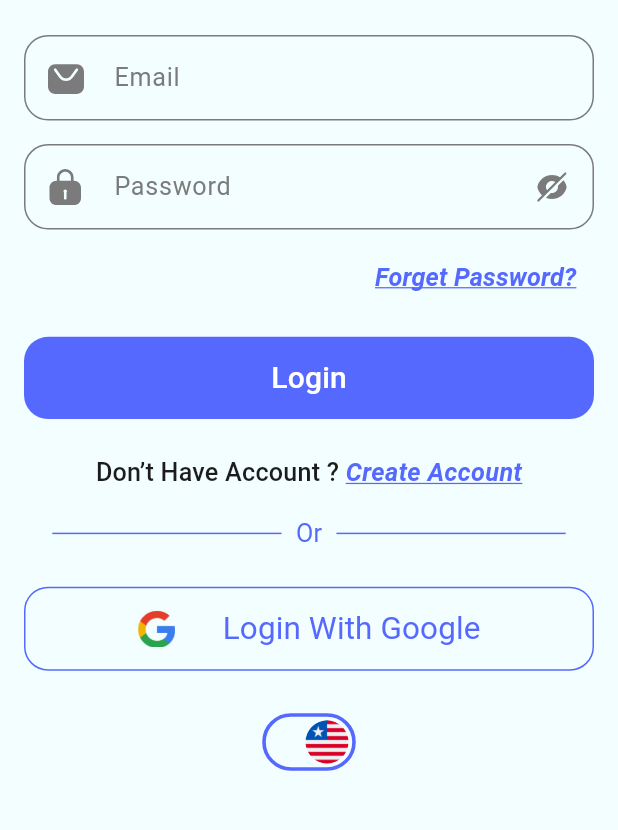
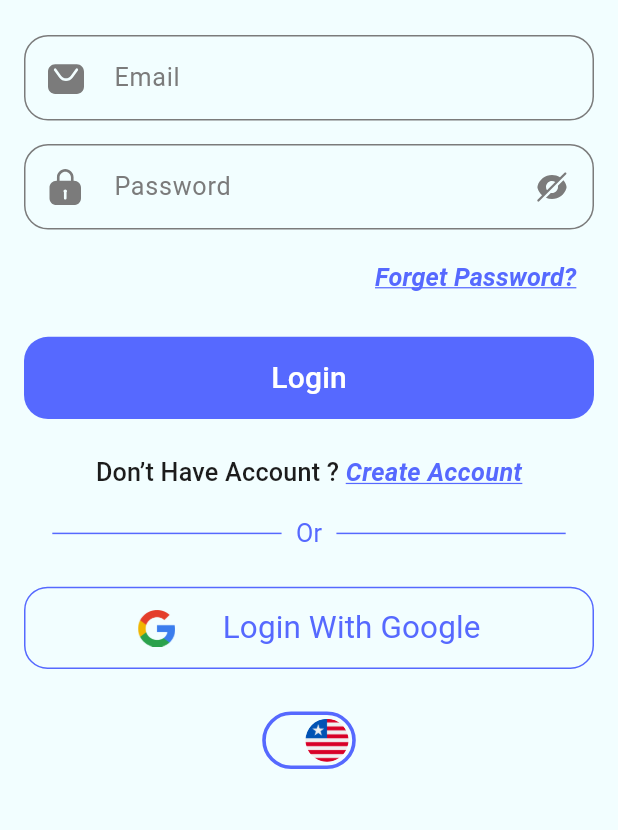
Before and after one commit to drasayed/evently, a Flutter app: the LogInScreen screen opened by its route, on a phone screen of 412 x 824 dp, the part 287-1117 px from its top. Run offline on Flutter 3.47's test engine with Material 3 defaults, Android fonts, the phone set to English and light mode, and no system bars; our stand-ins replace flutter_screenutil, flutter_svg, vector_graphics.

```diff
--- a/lib/common/widget/custom_outlined_button.dart
+++ b/lib/common/widget/custom_outlined_button.dart
@@ -1,4 +1,5 @@
 import 'package:flutter/material.dart';
+import 'package:flutter_screenutil/flutter_screenutil.dart';
 
 import '../theme/app_colors.dart';
 
@@ -6,15 +7,19 @@ class CustomOutlinedButton extends StatelessWidget {
   final void Function()? onPressed;
   final Widget? child;
 
-  const CustomOutlinedButton({super.key, this.onPressed,this.child});
+  const CustomOutlinedButton({super.key, this.onPressed, this.child});
 
   @override
   Widget build(BuildContext context) {
-    return SizedBox(height: 56,
+    return SizedBox(
+      height: 56.h,
       child: OutlinedButton(
         onPressed: onPressed,
         style: OutlinedButton.styleFrom(
-          side:BorderSide(color: AppColors.mainColor),shape:RoundedRectangleBorder(borderRadius: BorderRadiusGeometry.circular(16))
+          side: BorderSide(color: AppColors.mainColor),
+          shape: RoundedRectangleBorder(
+            borderRadius: BorderRadiusGeometry.circular(16.r),
+          ),
         ),
         child: child,
       ),
--- a/lib/common/widget/events_card.dart
+++ b/lib/common/widget/events_card.dart
@@ -24,7 +24,7 @@ class EventsCard extends StatelessWidget {
         crossAxisAlignment: CrossAxisAlignment.start,
         children: [
           Container(
-            height: 55.h,
+            height: 49.h,
             width: 50.w,
             decoration: BoxDecoration(
               color: Theme.of(context).scaffoldBackgroundColor,
--- a/lib/screens/home/home_tab/home_header.dart
+++ b/lib/screens/home/home_tab/home_header.dart
@@ -11,7 +11,7 @@ class HomeHeader extends StatelessWidget {
   @override
   Widget build(BuildContext context) {
     return Container(
-      height: 220,
+      height: 200,
       padding: EdgeInsets.all(14),
       decoration: BoxDecoration(
         color: Theme.of(context).bottomNavigationBarTheme.backgroundColor,
```
